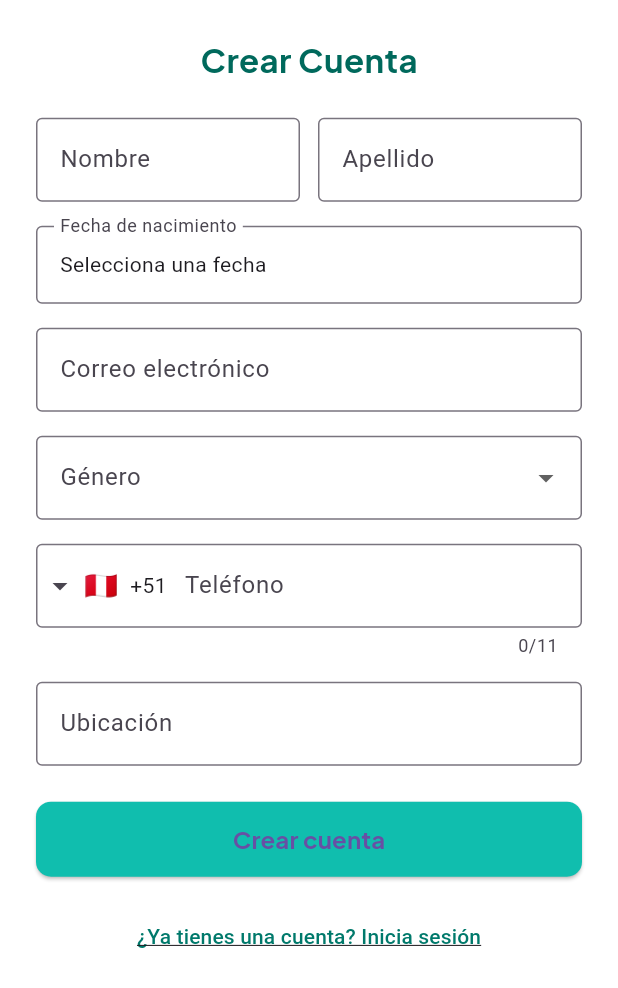
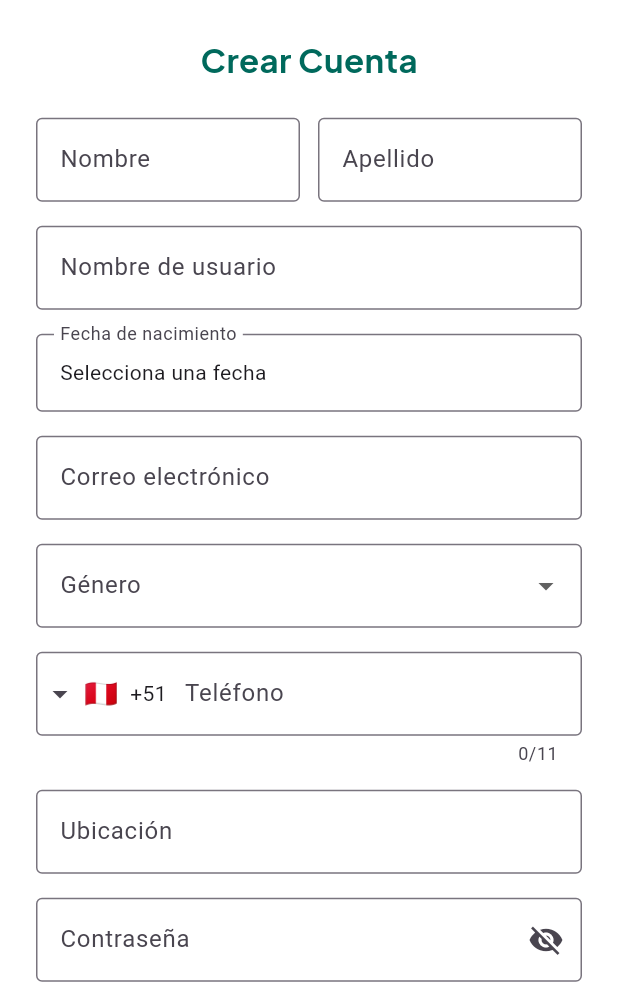
Before and after one commit to GRUPO-1-MOVILES-2025-1/PsyMed_MobileApplication_Flutter, a Flutter app: the screen it shows after launch, after a tap on "Login", after a tap on "¿No tienes cuenta? Regístrate", on a phone screen of 412 x 824 dp, the part 248-1236 px from its top. Run offline on Flutter 3.47's test engine with Material 3 defaults, Android fonts, the phone set to English and light mode, and no system bars; drawn by our look-alikes of intl_phone_field; our stand-ins replace google_fonts.

Commit message:
feat: added IAM funtion

```diff
--- /dev/null
+++ b/lib/services/auth_service.dart
@@ -0,0 +1,56 @@
+import 'dart:convert';
+import 'package:http/http.dart' as http;
+
+class AuthService {
+  // 🔧 Cambia esta IP si corres en emulador físico o dispositivo real
+  static const String baseUrl = 'http://localhost:5236'; // o tu IP local
+
+  /// Registro de usuario
+  static Future<http.Response> register({
+    required String username,
+    required String name,
+    required String lastName,
+    required DateTime birthDate,
+    required String email,
+    required String gender,
+    required String phone,
+    required String ubication,
+    required String password,
+  }) {
+    final Map<String, dynamic> userData = {
+      'username': username,
+      'name': name,
+      'lastName': lastName,
+      'birthDate': birthDate.toIso8601String(),
+      'email': email,
+      'gender': gender,
+      'phone': phone,
+      'ubication': ubication,
+      'password': password,
+    };
+
+    return http.post(
+      Uri.parse('$baseUrl/api/auth/register'),
+      headers: {'Content-Type': 'application/json'},
+      body: jsonEncode(userData),
+    );
+  }
+
+  /// Inicio de sesión
+  static Future<http.Response> login({
+    required String username,
+    required String password,
+  }) {
+    final Map<String, dynamic> loginData = {
+      'username': username,
+      'password': password,
+    };
+
+    return http.post(
+      Uri.parse('$baseUrl/api/auth/login'),
+      headers: {'Content-Type': 'application/json'},
+      body: jsonEncode(loginData),
+    );
+  }
+
+}
--- a/lib/views/login_view.dart
+++ b/lib/views/login_view.dart
@@ -1,6 +1,8 @@
 import 'package:flutter/material.dart';
-import 'package:proyecto_moviles/views/registerView.dart';
+import 'package:proyecto_moviles/views/register_view.dart';
 import 'package:proyecto_moviles/views/home_view.dart';
+import 'package:proyecto_moviles/services/auth_service.dart';
+import 'dart:convert';
 
 
 
@@ -25,21 +27,46 @@ class _LoginViewState extends State<LoginView> {
     super.dispose();
   }
 
-  void _iniciarSesion() {
-    if (_formKey.currentState!.validate()) {
-      setState(() => _loading = true);
+  void _iniciarSesion() async {
+  if (_formKey.currentState!.validate()) {
+    setState(() => _loading = true);
 
-      // Simulación de espera de login
-      Future.delayed(Duration(seconds: 2), () {
-        setState(() => _loading = false);
-        // Aquí iría la navegación o respuesta de login
+    final response = await AuthService.login(
+      username: _usuarioController.text.trim(),
+      password: _passwordController.text.trim(),
+    );
+
+    setState(() => _loading = false);
+
+    if (response.statusCode == 200) {
+      final data = jsonDecode(response.body);
+      final success = data['success'];
+      final error = data['error'];
+
+      if (success == true) {
+        // Puedes guardar el token si lo devuelve
+        // final token = data['token'];
+
+        ScaffoldMessenger.of(context).showSnackBar(
+          SnackBar(content: Text("Sesión iniciada")),
+        );
         Navigator.pushReplacement(
           context,
           MaterialPageRoute(builder: (context) => const HomeView()),
         );
-      });
+      } else {
+        ScaffoldMessenger.of(context).showSnackBar(
+          SnackBar(content: Text("Error: $error")),
+        );
+      }
+    } else {
+      ScaffoldMessenger.of(context).showSnackBar(
+        SnackBar(content: Text("Error de red: ${response.statusCode}")),
+      );
     }
   }
+}
+
 
   @override
   Widget build(BuildContext context) {
--- a/lib/views/registerView.dart
+++ b/lib/views/register_view.dart
@@ -1,7 +1,8 @@
+import 'dart:convert';
 import 'package:flutter/material.dart';
 import 'package:google_fonts/google_fonts.dart';
 import 'package:intl_phone_field/intl_phone_field.dart';
-
+import 'package:proyecto_moviles/services/auth_service.dart';
 
 class RegisterView extends StatefulWidget {
   const RegisterView({super.key});
@@ -14,49 +15,80 @@ class _RegisterViewState extends State<RegisterView> {
   final _formKey = GlobalKey<FormState>();
   final _nombreController = TextEditingController();
   final _apellidoController = TextEditingController();
+  final _usernameController = TextEditingController();
   final _emailController = TextEditingController();
-  final _telefonoController = TextEditingController();
   final _ubicacionController = TextEditingController();
+  final _passwordController = TextEditingController();
   DateTime? _fechaNacimiento;
   String? _genero;
-
+  String? _numeroCompleto;
   bool _loading = false;
+  bool _verPassword = false;
 
   @override
   void dispose() {
     _nombreController.dispose();
     _apellidoController.dispose();
+    _usernameController.dispose();
     _emailController.dispose();
-    _telefonoController.dispose();
     _ubicacionController.dispose();
+    _passwordController.dispose();
     super.dispose();
   }
 
   void _seleccionarFechaNacimiento() async {
-    final DateTime? picked = await showDatePicker(
+    final picked = await showDatePicker(
       context: context,
       initialDate: DateTime(2000),
       firstDate: DateTime(1900),
       lastDate: DateTime.now(),
     );
     if (picked != null) {
-      setState(() {
-        _fechaNacimiento = picked;
-      });
+      setState(() => _fechaNacimiento = picked);
     }
   }
 
-  void _crearCuenta() {
-    if (_formKey.currentState!.validate()) {
+  void _crearCuenta() async {
+    if (_formKey.currentState!.validate() &&
+        _fechaNacimiento != null &&
+        _genero != null &&
+        _numeroCompleto != null) {
       setState(() => _loading = true);
 
-      // Simular envío
-      Future.delayed(Duration(seconds: 2), () {
-        setState(() => _loading = false);
+      final response = await AuthService.register(
+        username: _usernameController.text.trim(),
+        name: _nombreController.text.trim(),
+        lastName: _apellidoController.text.trim(),
+        birthDate: _fechaNacimiento!,
+        email: _emailController.text.trim(),
+        gender: _genero!,
+        phone: _numeroCompleto!,
+        ubication: _ubicacionController.text.trim(),
+        password: _passwordController.text.trim(),
+      );
+
+      setState(() => _loading = false);
+
+      if (response.statusCode == 200) {
+        final data = jsonDecode(response.body);
+        final success = data['success'];
+        final error = data['error'];
+
+        if (success) {
+          ScaffoldMessenger.of(context).showSnackBar(
+            SnackBar(content: Text("Cuenta registrada con éxito")),
+          );
+          Navigator.pop(context);
+        } else {
+          ScaffoldMessenger.of(context).showSnackBar(
+            SnackBar(content: Text("Error: $error")),
+          );
+        }
+      } else {
         ScaffoldMessenger.of(context).showSnackBar(
-          SnackBar(content: Text("Cuenta registrada con éxito")),
+          SnackBar(content: Text("Error de red: ${response.statusCode}")),
         );
-      });
+      }
     }
   }
 
@@ -72,7 +104,6 @@ class _RegisterViewState extends State<RegisterView> {
             padding: const EdgeInsets.symmetric(horizontal: 24),
             child: Column(
               children: [
-                // Header decorativo
                 Container(
                   width: double.infinity,
                   height: size.height * 0.2,
@@ -92,7 +123,6 @@ class _RegisterViewState extends State<RegisterView> {
                   ),
                 ),
                 SizedBox(height: 24),
-
                 Text(
                   "Crear Cuenta",
                   style: GoogleFonts.plusJakartaSans(
@@ -107,7 +137,6 @@ class _RegisterViewState extends State<RegisterView> {
                   key: _formKey,
                   child: Column(
                     children: [
-                      // Nombre y Apellido
                       Row(
                         children: [
                           Expanded(
@@ -119,7 +148,6 @@ class _RegisterViewState extends State<RegisterView> {
                               ),
                               validator: (value) =>
                                   value!.isEmpty ? "Campo obligatorio" : null,
-                              textCapitalization: TextCapitalization.words,
                             ),
                           ),
                           SizedBox(width: 12),
@@ -132,14 +160,21 @@ class _RegisterViewState extends State<RegisterView> {
                               ),
                               validator: (value) =>
                                   value!.isEmpty ? "Campo obligatorio" : null,
-                              textCapitalization: TextCapitalization.words,
                             ),
                           ),
                         ],
                       ),
                       SizedBox(height: 16),
-
-                      // Fecha de nacimiento
+                      TextFormField(
+                        controller: _usernameController,
+                        decoration: InputDecoration(
+                          labelText: "Nombre de usuario",
+                          border: OutlineInputBorder(),
+                        ),
+                        validator: (value) =>
+                            value!.isEmpty ? "Campo obligatorio" : null,
+                      ),
+                      SizedBox(height: 16),
                       InkWell(
                         onTap: _seleccionarFechaNacimiento,
                         child: InputDecorator(
@@ -155,8 +190,6 @@ class _RegisterViewState extends State<RegisterView> {
                         ),
                       ),
                       SizedBox(height: 16),
-
-                      // Correo
                       TextFormField(
                         controller: _emailController,
                         keyboardType: TextInputType.emailAddress,
@@ -166,18 +199,19 @@ class _RegisterViewState extends State<RegisterView> {
                         ),
                         validator: (value) {
                           if (value!.isEmpty) return "Campo obligatorio";
-                          if (!RegExp(r"^[\w\.-]+@[\w\.-]+\.\w+$")
-                              .hasMatch(value)) {
+                          if (!RegExp(r"^[\w\.-]+@[\w\.-]+\.\w+$").hasMatch(value)) {
                             return "Correo inválido";
                           }
                           return null;
                         },
                       ),
                       SizedBox(height: 16),
-
-                      // Género
                       DropdownButtonFormField<String>(
                         value: _genero,
+                        decoration: InputDecoration(
+                          labelText: "Género",
+                          border: OutlineInputBorder(),
+                        ),
                         items: ["Masculino", "Femenino", "Otro"]
                             .map((gen) => DropdownMenuItem(
                                   child: Text(gen),
@@ -185,30 +219,18 @@ class _RegisterViewState extends State<RegisterView> {
                                 ))
                             .toList(),
                         onChanged: (val) => setState(() => _genero = val),
-                        decoration: InputDecoration(
-                          labelText: "Género",
-                          border: OutlineInputBorder(),
-                        ),
                         validator: (value) =>
                             value == null ? "Selecciona un género" : null,
                       ),
                       SizedBox(height: 16),
-
-                      // Teléfono
                       IntlPhoneField(
                         decoration: InputDecoration(
                           labelText: 'Teléfono',
-                          border: OutlineInputBorder(
-                            borderSide: BorderSide(),
-                          ),
+                          border: OutlineInputBorder(),
                         ),
-                        initialCountryCode: 'PE', // Perú
+                        initialCountryCode: 'PE',
                         onChanged: (phone) {
-                          print('Número completo: ${phone.completeNumber}');
-                          // Puedes guardarlo en una variable si lo necesitas
-                        },
-                        onSaved: (phone) {
-                          // Guardar el número completo si usas un form
+                          _numeroCompleto = phone.completeNumber;
                         },
                         validator: (value) {
                           if (value == null || value.number.length < 6) {
@@ -217,10 +239,7 @@ class _RegisterViewState extends State<RegisterView> {
                           return null;
                         },
                       ),
-
                       SizedBox(height: 16),
-
-                      // Ubicación
                       TextFormField(
                         controller: _ubicacionController,
                         decoration: InputDecoration(
@@ -230,9 +249,28 @@ class _RegisterViewState extends State<RegisterView> {
                         validator: (value) =>
                             value!.isEmpty ? "Campo obligatorio" : null,
                       ),
+                      SizedBox(height: 16),
+                      TextFormField(
+                        controller: _passwordController,
+                        obscureText: !_verPassword,
+                        decoration: InputDecoration(
+                          labelText: "Contraseña",
+                          border: OutlineInputBorder(),
+                          suffixIcon: IconButton(
+                            icon: Icon(_verPassword ? Icons.visibility : Icons.visibility_off),
+                            onPressed: () => setState(() => _verPassword = !_verPassword),
+                          ),
+                        ),
+                        validator: (value) {
+                          if (value == null || value.isEmpty) {
+                            return "Campo obligatorio";
+                          } else if (value.length < 6) {
+                            return "Mínimo 6 caracteres";
+                          }
+                          return null;
+                        },
+                      ),
                       SizedBox(height: 24),
-
-                      // Botón crear cuenta
                       SizedBox(
                         width: double.infinity,
                         height: 50,
@@ -245,8 +283,7 @@ class _RegisterViewState extends State<RegisterView> {
                             ),
                           ),
                           child: _loading
-                              ? CircularProgressIndicator(
-                                  color: Colors.white, strokeWidth: 2)
+                              ? CircularProgressIndicator(color: Colors.white)
                               : Text(
                                   "Crear cuenta",
                                   style: GoogleFonts.plusJakartaSans(
@@ -257,12 +294,8 @@ class _RegisterViewState extends State<RegisterView> {
                         ),
                       ),
                       SizedBox(height: 16),
-
-                      // Enlace de retorno
                       TextButton(
-                        onPressed: () {
-                          Navigator.pop(context); // o ir a LoginView
-                        },
+                        onPressed: () => Navigator.pop(context),
                         child: Text(
                           "¿Ya tienes una cuenta? Inicia sesión",
                           style: TextStyle(
@@ -271,7 +304,6 @@ class _RegisterViewState extends State<RegisterView> {
                           ),
                         ),
                       ),
-                      SizedBox(height: 24),
                     ],
                   ),
                 ),
--- a/pubspec.yaml
+++ b/pubspec.yaml
@@ -31,6 +31,7 @@ dependencies:
   flutter:
     sdk: flutter
   google_fonts: ^6.1.0
+  http: 1.4.0
   # The following adds the Cupertino Icons font to your application.
   # Use with the CupertinoIcons class for iOS style icons.
   cupertino_icons: ^1.0.8
```
Also changed, not shown: pubspec.lock.
